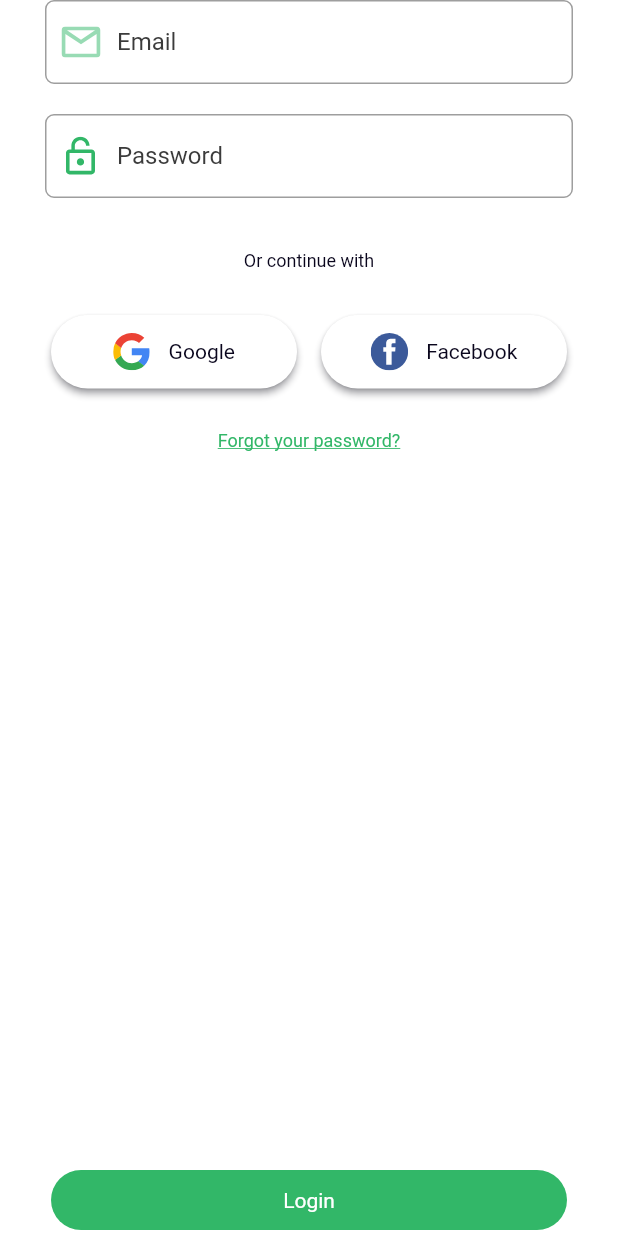
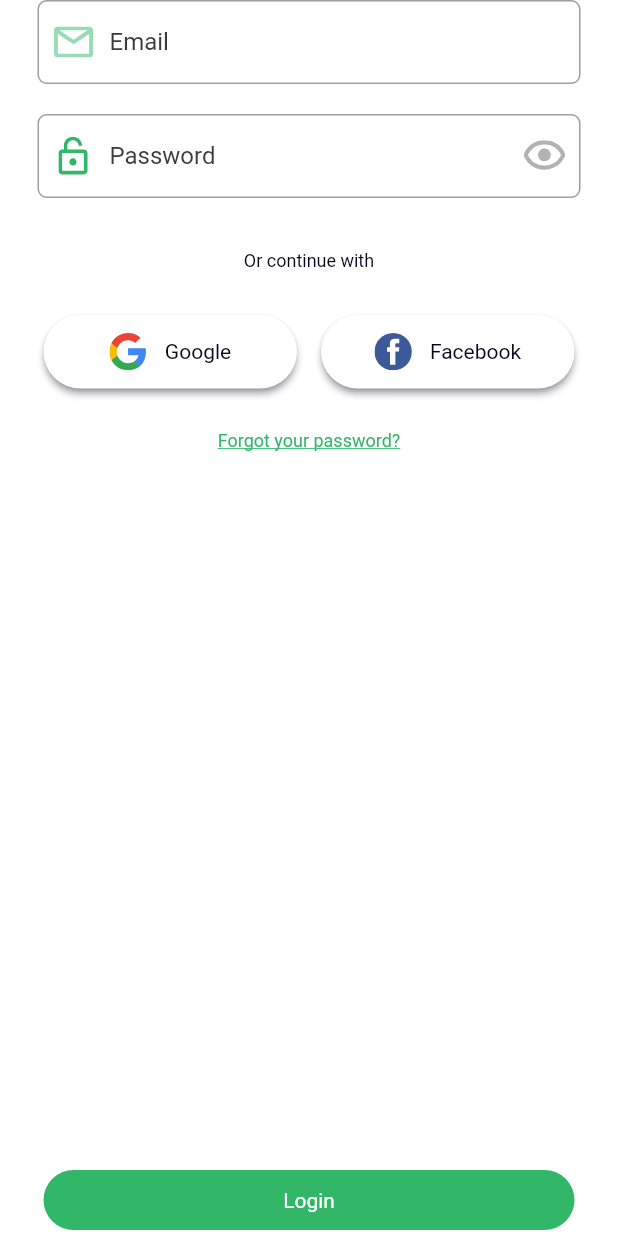
Before and after one commit to MuhammadKuifatieh/Trippo, a Flutter app: the LoginPage widget shown alone on an empty page, opened directly with empty values, on a phone screen of 412 x 824 dp. Run offline on Flutter 3.47's test engine with Material 2 defaults, Android fonts, the phone set to English and light mode, and no system bars; our stand-ins replace bloc, cached_network_image, dartz, equatable, flutter_bloc, flutter_blurhash and 4 more; missing offline and left inert: flutter_sequence_animation; generated files the repository leaves out were written again; network calls fail.

Commit message:
reset password

```diff
--- a/lib/core/constants/images/svg_images.dart
+++ b/lib/core/constants/images/svg_images.dart
@@ -9,4 +9,7 @@ class SvgImages {
   static const mail = '${_svgRelativePath}mail.svg';
   static const openedLock = '${_svgRelativePath}opened_lock.svg';
   static const arrowBackward = '${_svgRelativePath}arrow_backward.svg';
+  static const visible = '${_svgRelativePath}visible.svg';
+  static const notVisible = '${_svgRelativePath}not_visible.svg';
+  static const eye = '${_svgRelativePath}eye.svg';
 }
--- /dev/null
+++ b/lib/core/design/design_constants.dart
@@ -0,0 +1 @@
+const double screenHorizontalPadding = 25;
--- a/lib/features/authentication/presentation/screens/authentication_screen.dart
+++ b/lib/features/authentication/presentation/screens/authentication_screen.dart
@@ -1,6 +1,7 @@
 import 'package:flutter/material.dart';
 import 'package:trippo/core/config/app_text_styles.dart';
 import 'package:trippo/core/constants/images/svg_images.dart';
+import 'package:trippo/core/design/design_constants.dart';
 import 'package:trippo/core/widgets/asset_svg.dart';
 import 'package:trippo/core/widgets/rounded_expanded_button.dart';
 import 'package:trippo/features/authentication/presentation/widgets/auth_sheet_content.dart';
@@ -21,7 +22,7 @@ class AuthenticationScreen extends StatelessWidget {
     return Scaffold(
       body: SafeArea(
         child: SingleChildScrollView(
-          padding: const EdgeInsets.symmetric(horizontal: 30, vertical: 20),
+          padding: const EdgeInsets.symmetric(horizontal: screenHorizontalPadding, vertical: 20),
           child: SizedBox(
             width: double.infinity,
             child: Column(
--- a/lib/features/authentication/presentation/widgets/auth_text_field.dart
+++ b/lib/features/authentication/presentation/widgets/auth_text_field.dart
@@ -8,17 +8,19 @@ class AuthTextField extends StatelessWidget {
     this.suffixIcon,
     this.controller,
     this.hintText,
+    this.obscureText = false,
   }) : super(key: key);
 
   final Widget? suffixIcon;
   final Widget? prefixIcon;
   final TextEditingController? controller;
   final String? hintText;
-
+  final bool obscureText;
   @override
   Widget build(BuildContext context) {
     return TextField(
       controller: controller,
+      obscureText: obscureText,
       decoration: InputDecoration(
         hintText: hintText,
         fillColor: Colors.white,
--- a/lib/features/authentication/presentation/widgets/login_page.dart
+++ b/lib/features/authentication/presentation/widgets/login_page.dart
@@ -1,6 +1,8 @@
 import 'package:flutter/material.dart';
 import 'package:trippo/core/config/app_text_styles.dart';
+import 'package:trippo/core/design/design_constants.dart';
 import 'package:trippo/core/widgets/rounded_expanded_button.dart';
+import 'package:trippo/features/authentication/presentation/screens/forgot_password_screen.dart';
 import 'package:trippo/features/authentication/presentation/widgets/email_text_field.dart';
 import 'package:trippo/features/authentication/presentation/widgets/facebook_auth_button.dart';
 import 'package:trippo/features/authentication/presentation/widgets/google_auth_button.dart';
@@ -26,7 +28,7 @@ class _LoginPageState extends State<LoginPage> {
   @override
   Widget build(BuildContext context) {
     return Padding(
-      padding: const EdgeInsets.symmetric(horizontal: 30),
+      padding: const EdgeInsets.symmetric(horizontal: screenHorizontalPadding),
       child: Column(
         children: [
           EmailTextFeild(emailController: widget.emailController),
@@ -49,12 +51,17 @@ class _LoginPageState extends State<LoginPage> {
             ],
           ),
           const SizedBox(height: 24),
-          Text(
-            'Forgot your password?',
-            style: AppTextStyles.styleWeight400(
-                    color: Theme.of(context).primaryColor, fontSize: 12)
-                .copyWith(
-              decoration: TextDecoration.underline,
+          InkWell(
+            onTap: () {
+              Navigator.pushNamed(context, ForgotPasswordScreen.routeName);
+            },
+            child: Text(
+              'Forgot your password?',
+              style: AppTextStyles.styleWeight400(
+                      color: Theme.of(context).primaryColor, fontSize: 12)
+                  .copyWith(
+                decoration: TextDecoration.underline,
+              ),
             ),
           ),
           const Spacer(),
--- a/lib/features/authentication/presentation/widgets/password_text_field.dart
+++ b/lib/features/authentication/presentation/widgets/password_text_field.dart
@@ -4,24 +4,51 @@ import 'package:trippo/core/widgets/asset_svg.dart';
 import 'package:trippo/features/authentication/presentation/widgets/auth_text_field.dart';
 
 class PasswordTextField extends StatelessWidget {
-  const PasswordTextField({
+  PasswordTextField({
     Key? key,
     required this.passwordController,
+    this.hasLeadingIcon = true,
+    this.hintText = 'Password'
   }) : super(key: key);
 
   final TextEditingController passwordController;
+  final bool hasLeadingIcon;
+  final ValueNotifier<bool> isVisible = ValueNotifier(false);
+  final String hintText;
 
   @override
   Widget build(BuildContext context) {
+    return ValueListenableBuilder<bool>(
+      valueListenable: isVisible,
+      builder: (BuildContext context, bool value, _) {
         return AuthTextField(
           controller: passwordController,
-      hintText: 'Password',
-      prefixIcon: const Padding(
+          obscureText: !value,
+          hintText: hintText,
+          prefixIcon: hasLeadingIcon
+              ? const Padding(
                   padding: EdgeInsets.all(11.0),
                   child: AssetSvg(
                     SvgImages.openedLock,
                   ),
+                )
+              : null,
+          suffixIcon: InkWell(
+            onTap: () {
+              isVisible.value = !value;
+            },
+            child: Padding(
+              padding: const EdgeInsets.all(10.0),
+              child: AssetSvg(
+                SvgImages.eye,
+                color: value
+                    ? Theme.of(context).primaryColor
+                    : const Color(0xFF666666),
               ),
+            ),
+          ),
+        );
+      },
     );
   }
 }
--- a/lib/features/authentication/presentation/widgets/signup_page.dart
+++ b/lib/features/authentication/presentation/widgets/signup_page.dart
@@ -1,6 +1,7 @@
 import 'package:flutter/material.dart';
 import 'package:trippo/core/config/app_text_styles.dart';
 import 'package:trippo/core/constants/images/svg_images.dart';
+import 'package:trippo/core/design/design_constants.dart';
 import 'package:trippo/core/widgets/asset_svg.dart';
 import 'package:trippo/core/widgets/rounded_expanded_button.dart';
 import 'package:trippo/features/authentication/presentation/widgets/password_text_field.dart';
@@ -24,7 +25,7 @@ class SignupPage extends StatelessWidget {
   Widget build(BuildContext context) {
     final screenWidth = MediaQuery.of(context).size.width;
     return Padding(
-      padding: const EdgeInsets.symmetric(horizontal: 30),
+      padding: const EdgeInsets.symmetric(horizontal: screenHorizontalPadding),
       child: Column(
         children: [
           AuthTextField(
```
Also changed, not shown: lib/features/authentication/presentation/screens/forgot_password_screen.dart (added, +92 -0 lines), lib/features/authentication/presentation/screens/reset_password_screen.dart (added, +100 -0 lines), lib/router/app_router.dart (+10 -0 lines), assets/svg/eye.svg (added), assets/svg/not_visible.svg (added), assets/svg/visible.svg (added). Lines whose indentation alone changed are shown as unchanged.
